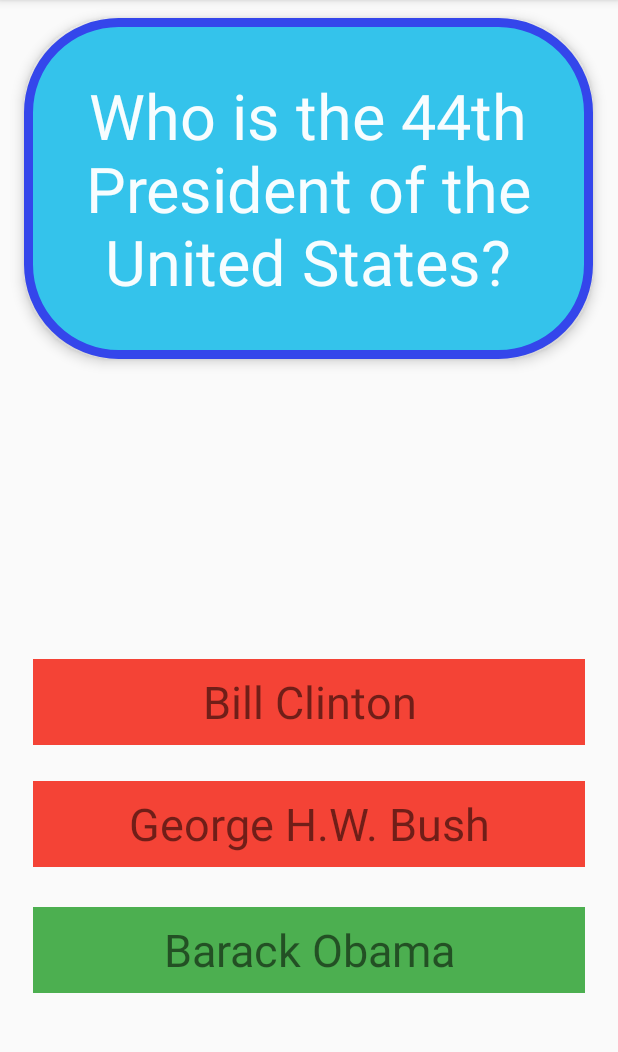
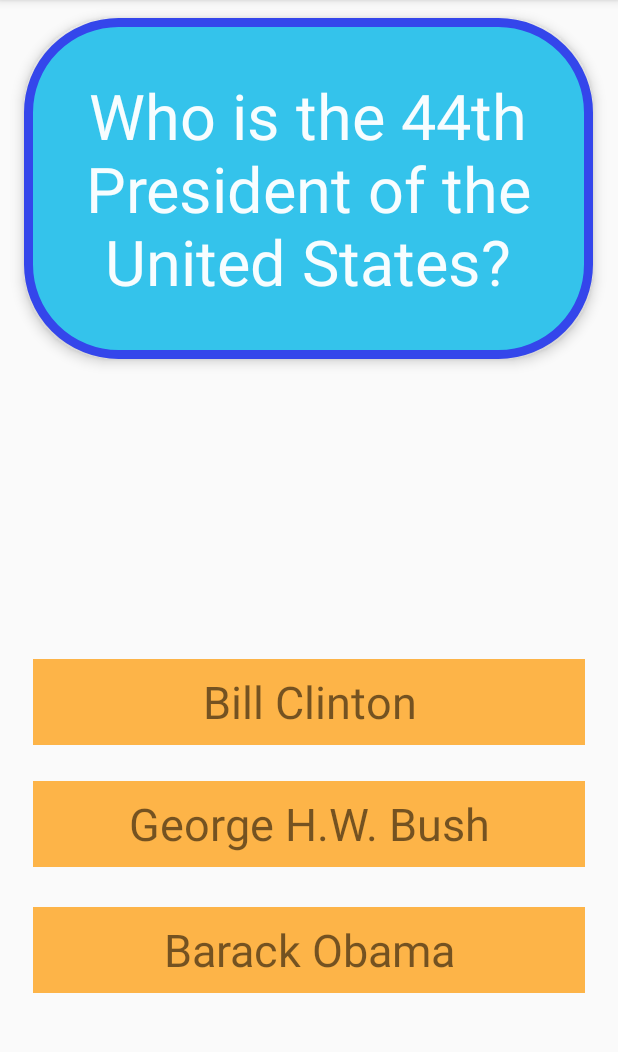
Before and after one commit to EvyEve/FlashCard_App, an Android app: the screen it shows after launch (MainActivity), after a tap on "George H.W. Bush", on a phone screen of 412 x 824 dp, the part 84-1136 px from its top. Run offline under Robolectric (Android 15) with nearby library versions, the phone set to English and light mode, and no system bars; 1 other tap on this screen came first.

Commit message:
Second Part of Optionals with Reset added

```diff
--- a/app/src/main/java/com/example/flashcrd_app/MainActivity.java
+++ b/app/src/main/java/com/example/flashcrd_app/MainActivity.java
@@ -4,6 +4,7 @@ import androidx.appcompat.app.AppCompatActivity;
 
 import android.os.Bundle;
 import android.view.View;
+import android.widget.TextView;
 
 public class MainActivity extends AppCompatActivity {
     @Override
@@ -33,6 +34,16 @@ public class MainActivity extends AppCompatActivity {
                 findViewById(R.id.answer3).setBackgroundColor(getResources().getColor(R.color.green));
             }
         });
+        findViewById(R.id.resetAnswers).setOnClickListener(new View.OnClickListener() {
+            @Override
+            public void onClick(View v) {
+                findViewById(R.id.answer1).setBackgroundColor(getResources().getColor(R.color.orange));
+                findViewById(R.id.answer2).setBackgroundColor(getResources().getColor(R.color.orange));
+                findViewById(R.id.answer3).setBackgroundColor(getResources().getColor(R.color.orange));
+            }
+        });
+
+
 
 
     }
--- a/app/src/main/res/layout/activity_main.xml
+++ b/app/src/main/res/layout/activity_main.xml
@@ -60,4 +60,14 @@
         android:text="@string/answer3"
         android:textAlignment="center"
         android:textSize="30sp" />
+
+    <TextView
+        android:id="@+id/resetAnswers"
+        android:layout_width="match_parent"
+        android:layout_height="105dp"
+        android:layout_alignParentTop="true"
+        android:layout_alignParentEnd="true"
+        android:layout_marginTop="497dp"
+        android:layout_marginEnd="0dp"
+        android:text="@string/resetAnswers" />
 </RelativeLayout>
--- a/app/src/main/res/values/colors.xml
+++ b/app/src/main/res/values/colors.xml
@@ -5,4 +5,5 @@
     <color name="colorAccent">#03DAC5</color>
     <color name="red">#F44336</color>
     <color name="green">#4CAF50</color>
+    <color name="orange">#B5FF9800</color>
 </resources>
--- a/app/src/main/res/values/strings.xml
+++ b/app/src/main/res/values/strings.xml
@@ -5,4 +5,5 @@
     <string name="answer1">Bill Clinton</string>
     <string name="answer2">George H.W. Bush</string>
     <string name="answer3">Barack Obama</string>
+    <string name="resetAnswers" />
 </resources>
```
Also changed, not shown: 1 other file.
